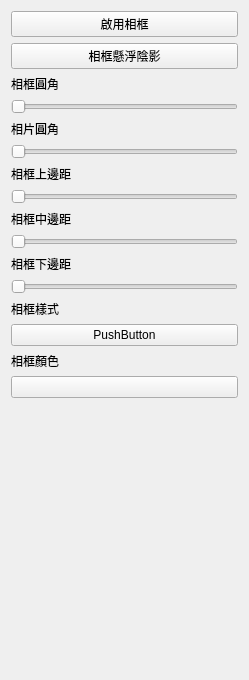
Above: ui/components/frame_tab.ui from HuangNO1/stellar-neo before the change. Below: the same form after it.
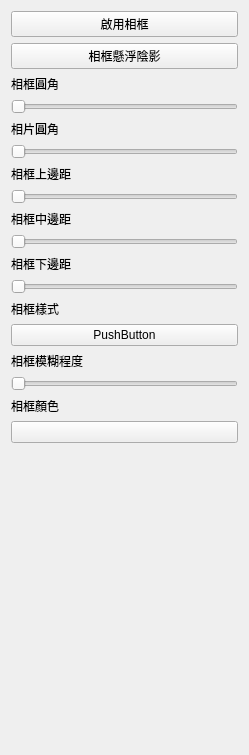
That is the form after the change. Custom widgets are drawn as their Qt base class.

Commit message: 修正浮水印tab布局

The edit to the form file:
```diff
--- a/ui/components/frame_tab.ui
+++ b/ui/components/frame_tab.ui
@@ -7,7 +7,7 @@
     <x>0</x>
     <y>0</y>
     <width>249</width>
-    <height>680</height>
+    <height>755</height>
    </rect>
   </property>
   <property name="windowTitle">
@@ -116,7 +116,21 @@
     </widget>
    </item>
    <item>
-    <widget class="QLabel" name="label_7">
+    <widget class="BodyLabel" name="label_8">
+     <property name="text">
+      <string>相框模糊程度</string>
+     </property>
+    </widget>
+   </item>
+   <item>
+    <widget class="Slider" name="horizontalSlider_5">
+     <property name="orientation">
+      <enum>Qt::Orientation::Horizontal</enum>
+     </property>
+    </widget>
+   </item>
+   <item>
+    <widget class="BodyLabel" name="label_7">
      <property name="text">
       <string>相框顏色</string>
      </property>
```
The commit also changes 5 other files.
